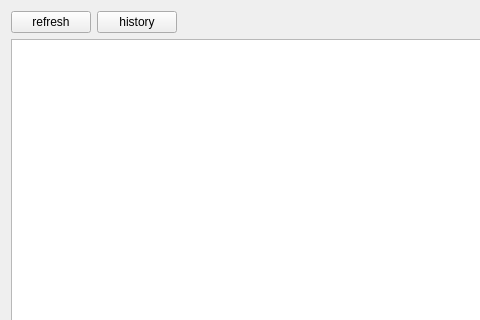
Above: allinone/ui/ringbufferform.ui from xclxxl414/bftrader before the change; both pictures show x 0 to 480 and y 0 to 320 of the 635 by 401 pixel window. Below: the same form after it.
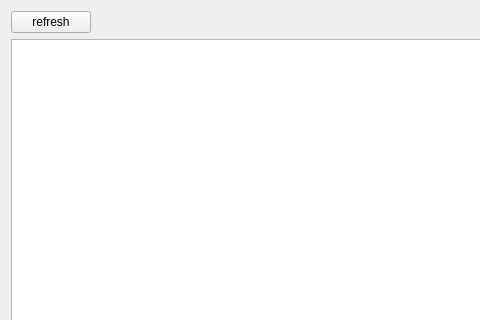
That is the form after the change.

Diff of the .ui file:
```diff
--- a/allinone/ui/ringbufferform.ui
+++ b/allinone/ui/ringbufferform.ui
@@ -23,13 +23,6 @@
        </property>
       </widget>
      </item>
-     <item>
-      <widget class="QPushButton" name="historyButton">
-       <property name="text">
-        <string>history</string>
-       </property>
-      </widget>
-     </item>
      <item>
       <spacer name="horizontalSpacer">
        <property name="orientation">
```
